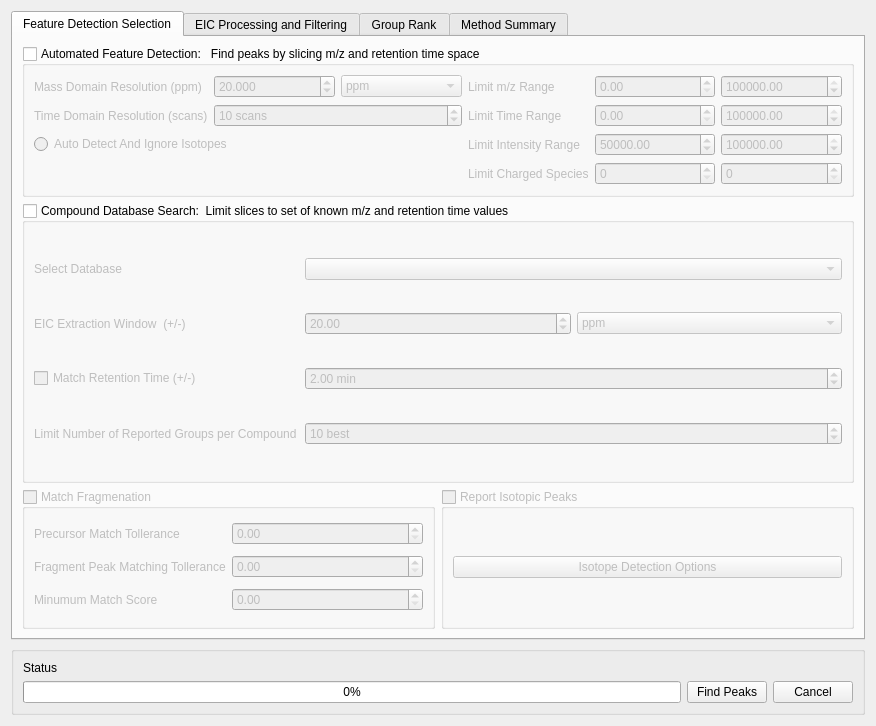
Old version of the form mzroll/forms/peakdetectiondialog.ui in the repository ElucidataInc/ElMaven.
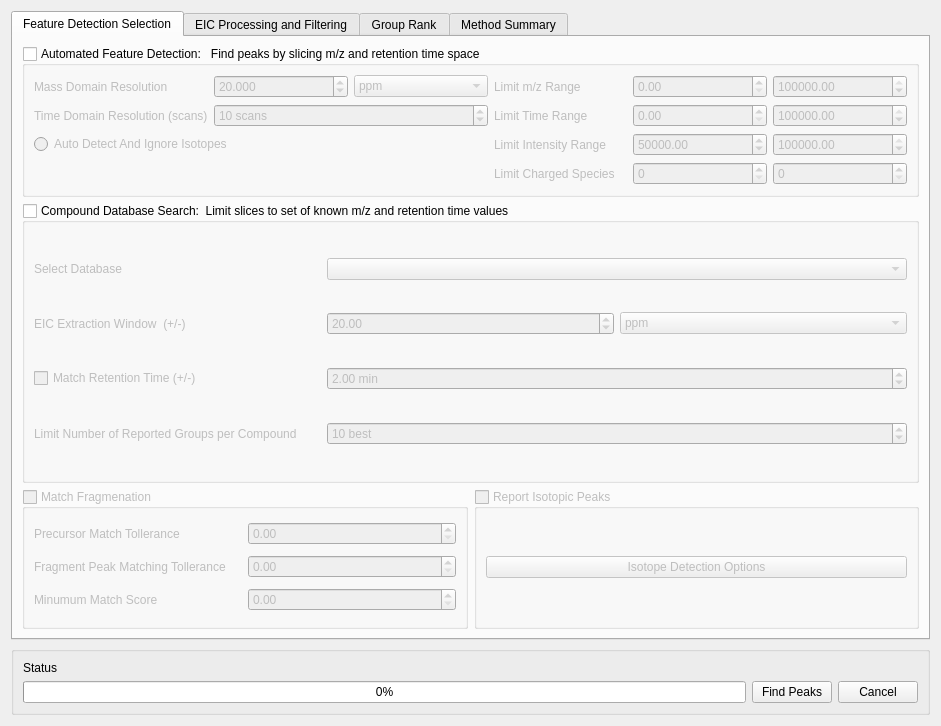
New version of the form. The open tabs and pages were chosen to show the change.

Commit message:
Ftr: Changes in automated feature detection UI
   - "ppm" word is removed from mass resolution domain of automated
     feature detection of peak detection dialog.

Diff of the .ui file:
```diff
--- a/mzroll/forms/peakdetectiondialog.ui
+++ b/mzroll/forms/peakdetectiondialog.ui
@@ -6,7 +6,7 @@
    <rect>
     <x>0</x>
     <y>0</y>
-    <width>876</width>
+    <width>941</width>
     <height>726</height>
    </rect>
   </property>
@@ -175,7 +175,7 @@
           <item row="0" column="0">
            <widget class="QLabel" name="label_7">
             <property name="text">
-             <string>Mass Domain Resolution (ppm)</string>
+             <string>Mass Domain Resolution</string>
             </property>
            </widget>
           </item>
```
